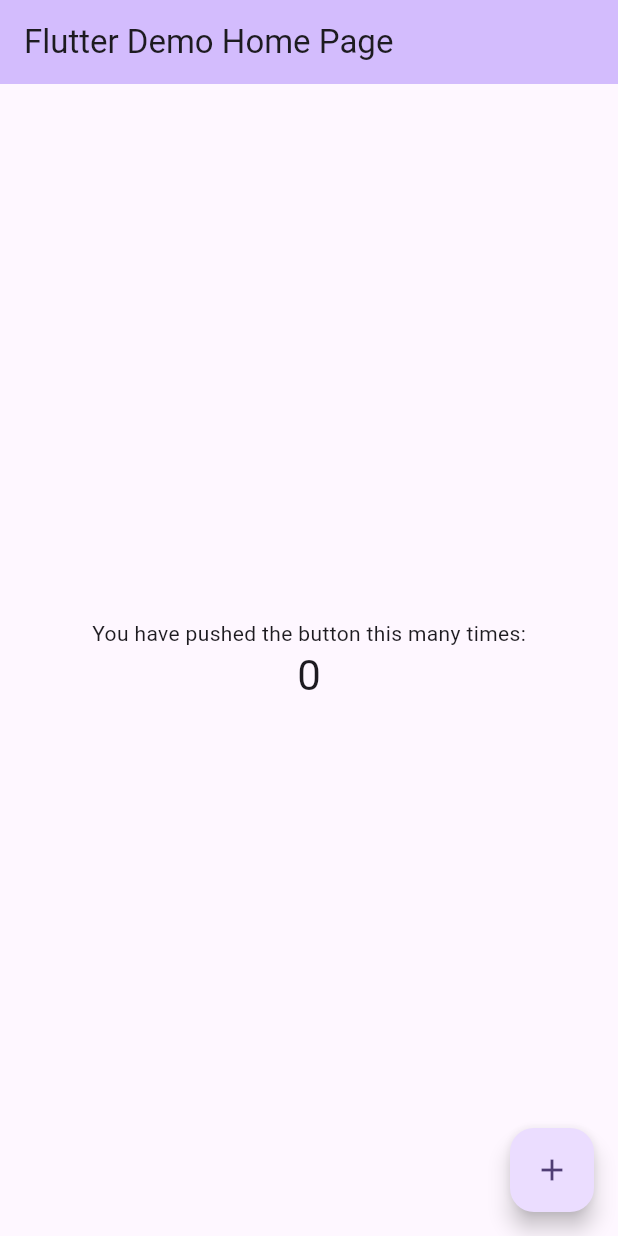
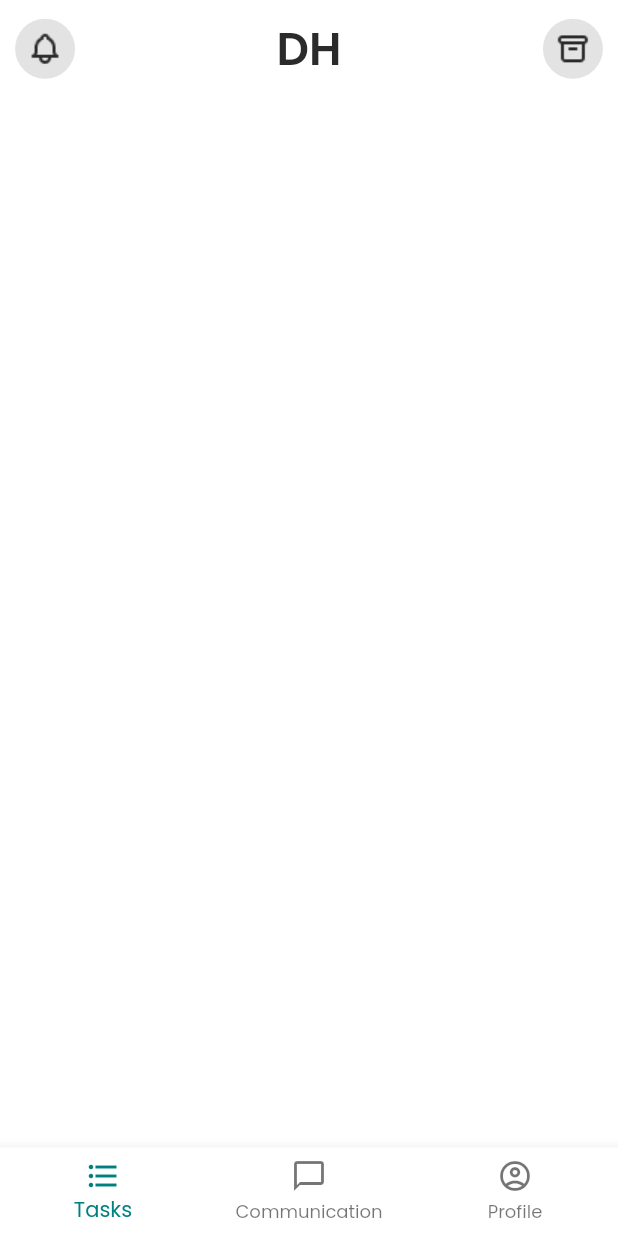
Before and after one commit to BeleShew/malsan_plc, a Flutter app: the screen it shows after launch, on a phone screen of 412 x 824 dp. Run offline on Flutter 3.47's test engine with Material 3 defaults, Android fonts, the phone set to English and light mode, and no system bars; our stand-ins replace google_fonts.

Commit message:
update the ui

```diff
--- /dev/null
+++ b/lib/UI/screen/home_screen.dart
@@ -0,0 +1,44 @@
+import 'package:flutter/material.dart';
+
+import '../widget/app_bar.dart';
+
+class HomePage extends StatefulWidget {
+  const HomePage({super.key});
+  @override
+  State<HomePage> createState() => _HomePageState();
+}
+
+class _HomePageState extends State<HomePage> {
+  @override
+  Widget build(BuildContext context) {
+    return Scaffold(
+      backgroundColor: Colors.white,
+        body: const SafeArea(
+          child: Column(
+              mainAxisSize: MainAxisSize.min,
+              crossAxisAlignment: CrossAxisAlignment.stretch,
+              children:[
+                CustomAppBars(),
+              ]
+          ),
+        ),
+      bottomNavigationBar: BottomNavigationBar(
+        backgroundColor: Colors.white,
+        items: const <BottomNavigationBarItem>[
+          BottomNavigationBarItem(
+            icon: Icon(Icons.format_list_bulleted_outlined),
+            label: 'Tasks',
+          ),
+          BottomNavigationBarItem(
+            icon: Icon(Icons.chat_bubble_outline_outlined),
+            label: 'Communication',
+          ),
+          BottomNavigationBarItem(
+            icon: Icon(Icons.account_circle_outlined),
+            label: 'Profile',
+          ),
+        ],
+      ),
+    );
+  }
+}
--- /dev/null
+++ b/lib/UI/widget/app_bar.dart
@@ -0,0 +1,49 @@
+import 'package:flutter/material.dart';
+
+import '../../utils/colors.dart';
+import '../../utils/size.dart';
+import '../../utils/thems.dart';
+class CustomAppBars extends StatelessWidget {
+  const CustomAppBars({super.key});
+
+  @override
+  Widget build(BuildContext context) {
+    final themeData = Theme.of(context);
+    return Padding(
+      padding: EdgeInsets.only(top:MySize.size10??0,left: MySize.size10??0,right: MySize.size10??0),
+      child: Row(
+        mainAxisSize: MainAxisSize.min,
+        mainAxisAlignment: MainAxisAlignment.spaceBetween,
+        children: [
+          Container(
+              height: 40,
+              decoration: const BoxDecoration(
+                shape: BoxShape.circle,
+                color: AppColors.grey,
+              ),
+              child: Padding(
+                padding: EdgeInsets.all(MySize.size8??0),
+                child: Image.asset("assets/notification.png"),
+              )),
+          Text("DH",
+            style: AppTheme.getTextStyle(
+                themeData.textTheme.bodyLarge!,
+                color: AppColors.black,
+                fontWeight: 700,
+                fontSize: MySize.size30),
+          ),
+          Container(
+              height: 40,
+              decoration: const BoxDecoration(
+                shape: BoxShape.circle,
+                color: AppColors.grey,
+              ),
+              child: Padding(
+                padding: EdgeInsets.all(MySize.size8??0),
+                child: Image.asset("assets/cart.png"),
+              )),
+        ],
+      ),
+    );
+  }
+}
--- a/lib/main.dart
+++ b/lib/main.dart
@@ -1,6 +1,11 @@
 import 'package:flutter/material.dart';
+import 'package:malsan_plc/utils/size.dart';
+import 'package:malsan_plc/utils/thems.dart';
 
-void main() {
+import 'UI/screen/home_screen.dart';
+
+void main(){
+  WidgetsFlutterBinding.ensureInitialized();
   runApp(const MyApp());
 }
 
@@ -9,101 +14,11 @@ class MyApp extends StatelessWidget {
 
   @override
   Widget build(BuildContext context) {
+    MySize().init(context);
     return MaterialApp(
-      title: 'Flutter Demo',
-      theme: ThemeData(
-        colorScheme: ColorScheme.fromSeed(seedColor: Colors.deepPurple),
-        useMaterial3: true,
-      ),
-      home: const MyHomePage(title: 'Flutter Demo Home Page'),
+      theme: AppTheme.getTheme(),
+      debugShowCheckedModeBanner: false,
+      home: const HomePage(),
     );
   }
 }
-
-class MyHomePage extends StatefulWidget {
-  const MyHomePage({super.key, required this.title});
-
-  // This widget is the home page of your application. It is stateful, meaning
-  // that it has a State object (defined below) that contains fields that affect
-  // how it looks.
-
-  // This class is the configuration for the state. It holds the values (in this
-  // case the title) provided by the parent (in this case the App widget) and
-  // used by the build method of the State. Fields in a Widget subclass are
-  // always marked "final".
-
-  final String title;
-
-  @override
-  State<MyHomePage> createState() => _MyHomePageState();
-}
-
-class _MyHomePageState extends State<MyHomePage> {
-  int _counter = 0;
-
-  void _incrementCounter() {
-    setState(() {
-      // This call to setState tells the Flutter framework that something has
-      // changed in this State, which causes it to rerun the build method below
-      // so that the display can reflect the updated values. If we changed
-      // _counter without calling setState(), then the build method would not be
-      // called again, and so nothing would appear to happen.
-      _counter++;
-    });
-  }
-
-  @override
-  Widget build(BuildContext context) {
-    // This method is rerun every time setState is called, for instance as done
-    // by the _incrementCounter method above.
-    //
-    // The Flutter framework has been optimized to make rerunning build methods
-    // fast, so that you can just rebuild anything that needs updating rather
-    // than having to individually change instances of widgets.
-    return Scaffold(
-      appBar: AppBar(
-        // TRY THIS: Try changing the color here to a specific color (to
-        // Colors.amber, perhaps?) and trigger a hot reload to see the AppBar
-        // change color while the other colors stay the same.
-        backgroundColor: Theme.of(context).colorScheme.inversePrimary,
-        // Here we take the value from the MyHomePage object that was created by
-        // the App.build method, and use it to set our appbar title.
-        title: Text(widget.title),
-      ),
-      body: Center(
-        // Center is a layout widget. It takes a single child and positions it
-        // in the middle of the parent.
-        child: Column(
-          // Column is also a layout widget. It takes a list of children and
-          // arranges them vertically. By default, it sizes itself to fit its
-          // children horizontally, and tries to be as tall as its parent.
-          //
-          // Column has various properties to control how it sizes itself and
-          // how it positions its children. Here we use mainAxisAlignment to
-          // center the children vertically; the main axis here is the vertical
-          // axis because Columns are vertical (the cross axis would be
-          // horizontal).
-          //
-          // TRY THIS: Invoke "debug painting" (choose the "Toggle Debug Paint"
-          // action in the IDE, or press "p" in the console), to see the
-          // wireframe for each widget.
-          mainAxisAlignment: MainAxisAlignment.center,
-          children: <Widget>[
-            const Text(
-              'You have pushed the button this many times:',
-            ),
-            Text(
-              '$_counter',
-              style: Theme.of(context).textTheme.headlineMedium,
-            ),
-          ],
-        ),
-      ),
-      floatingActionButton: FloatingActionButton(
-        onPressed: _incrementCounter,
-        tooltip: 'Increment',
-        child: const Icon(Icons.add),
-      ), // This trailing comma makes auto-formatting nicer for build methods.
-    );
-  }
-}
--- /dev/null
+++ b/lib/utils/colors.dart
@@ -0,0 +1,7 @@
+import 'package:flutter/material.dart';
+
+class AppColors {
+  static const grey = Color(0xFFE3E3E3);
+  static const primary = Color(0xFF4525A2);
+  static const black = Color(0xFF2B2B2C);
+}
--- /dev/null
+++ b/lib/utils/size.dart
@@ -0,0 +1,134 @@
+import 'package:flutter/material.dart';
+
+class MySize{
+  static MediaQueryData? _mediaQueryData;
+  static double? screenWidth;
+  static double? screenHeight;
+  static double? safeWidth;
+  static double? safeHeight;
+  static double? scaleFactorWidth;
+  static double? scaleFactorHeight;
+
+  static double? size0;
+  static double? size2;
+  static double? size3;
+  static double? size4;
+  static double? size5;
+  static double? size6;
+  static double? size7;
+  static double? size8;
+  static double? size10;
+  static double? size12;
+  static double? size14;
+  static double? size16;
+  static double? size18;
+  static double? size20;
+  static double? size22;
+  static double? size24;
+  static double? size26;
+  static double? size28;
+  static double? size30;
+  static double? size32;
+  static double? size34;
+  static double? size36;
+  static double? size38;
+  static double? size40;
+  static double? size42;
+  static double? size44;
+  static double? size48;
+  static double? size50;
+  static double? size52;
+  static double? size54;
+  static double? size56;
+  static double? size60;
+  static double? size64;
+  static double? size68;
+  static double? size72;
+  static double? size76;
+  static double? size80;
+  static double? size90;
+  static double? size96;
+  static double? size100;
+  static double? size120;
+  static double? size140;
+  static double? size160;
+  static double? size180;
+
+  void init(BuildContext context) {
+    _mediaQueryData = MediaQuery.of(context);
+    screenWidth = _mediaQueryData!.size.width;
+    screenHeight = _mediaQueryData!.size.height;
+    double? safeAreaWidth =
+        _mediaQueryData!.padding.left + _mediaQueryData!.padding.right;
+    double? safeAreaHeight =
+        _mediaQueryData!.padding.top + _mediaQueryData!.padding.bottom;
+    safeWidth = (screenWidth! - safeAreaWidth);
+    safeHeight = (screenHeight! - safeAreaHeight);
+
+    //Scale factor for responsive UI
+    scaleFactorHeight = (safeHeight! / 820);
+    if (scaleFactorHeight! < 1) {
+      double? diff = (1 - scaleFactorHeight!) * (1 - scaleFactorHeight!);
+      scaleFactorHeight = scaleFactorHeight! + diff;
+    }
+    scaleFactorWidth = (safeWidth! / 392);
+    if (scaleFactorWidth! < 1) {
+      double? diff = (1 - scaleFactorWidth!) * (1 - scaleFactorWidth!);
+      scaleFactorWidth = scaleFactorWidth! + diff;
+    }
+
+    //Custom sizes
+    size0 = 0;
+    size2 = scaleFactorHeight! * 2;
+    size3 = scaleFactorHeight! * 3;
+    size4 = scaleFactorHeight! * 4;
+    size5 = scaleFactorHeight! * 5;
+    size6 = scaleFactorHeight! * 6;
+    size7 = scaleFactorHeight! * 7;
+    size8 = scaleFactorHeight! * 8;
+    size10 = scaleFactorHeight! * 10;
+    size12 = scaleFactorHeight! * 12;
+    size14 = scaleFactorHeight! * 14;
+    size16 = scaleFactorHeight! * 16;
+    size18 = scaleFactorHeight! * 18;
+    size20 = scaleFactorHeight! * 20;
+    size22 = scaleFactorHeight! * 22;
+    size24 = scaleFactorHeight! * 24;
+    size26 = scaleFactorHeight! * 26;
+    size28 = scaleFactorHeight! * 28;
+    size30 = scaleFactorHeight! * 30;
+    size32 = scaleFactorHeight! * 32;
+    size34 = scaleFactorHeight! * 34;
+    size36 = scaleFactorHeight! * 36;
+    size38 = scaleFactorHeight! * 38;
+    size40 = scaleFactorHeight! * 40;
+    size42 = scaleFactorHeight! * 42;
+    size44 = scaleFactorHeight! * 44;
+    size48 = scaleFactorHeight! * 48;
+    size50 = scaleFactorHeight! * 50;
+    size52 = scaleFactorHeight! * 52;
+    size54 = scaleFactorHeight! * 54;
+    size56 = scaleFactorHeight! * 56;
+    size60 = scaleFactorHeight! * 60;
+    size64 = scaleFactorHeight! * 64;
+    size68 = scaleFactorHeight! * 68;
+    size72 = scaleFactorHeight! * 72;
+    size76 = scaleFactorHeight! * 76;
+    size80 = scaleFactorHeight! * 80;
+    size90 = scaleFactorHeight! * 90;
+    size96 = scaleFactorHeight! * 96;
+    size100 = scaleFactorHeight! * 100;
+    size120 = scaleFactorHeight! * 120;
+    size140 = scaleFactorHeight! * 140;
+    size160 = scaleFactorHeight! * 160;
+    size180 = scaleFactorHeight! * 180;
+  }
+
+  static double? getScaledSizeWidth(double size) {
+    return (size * scaleFactorWidth!);
+  }
+
+  static double? getScaledSizeHeight(double? size) {
+    return (size! * scaleFactorHeight!);
+  }
+}
--- /dev/null
+++ b/lib/utils/thems.dart
@@ -0,0 +1,255 @@
+import 'package:flutter/material.dart';
+import 'package:google_fonts/google_fonts.dart';
+
+class AppTheme {
+  AppTheme._();
+
+  static FontWeight _getFontWeight(int weight) {
+    switch (weight) {
+      case 100:
+        return FontWeight.w100;
+      case 200:
+        return FontWeight.w200;
+      case 300:
+        return FontWeight.w300;
+      case 400:
+        return FontWeight.w300;
+      case 500:
+        return FontWeight.w400;
+      case 600:
+        return FontWeight.w500;
+      case 700:
+        return FontWeight.w600;
+      case 800:
+        return FontWeight.w700;
+      case 900:
+        return FontWeight.w900;
+    }
+    return FontWeight.w400;
+  }
+
+  static TextStyle getTextStyle(TextStyle textStyle,
+      {int fontWeight = 500,
+        bool muted = false,
+        bool xMuted = false,
+        double letterSpacing = 0.15,
+        Color? color,
+        TextDecoration decoration = TextDecoration.none,
+        double? height,
+        double wordSpacing = 0,
+        double? fontSize}) {
+    double? finalFontSize = fontSize ?? textStyle.fontSize;
+
+    Color? finalColor;
+    if (color == null) {
+      finalColor = xMuted
+          ? textStyle.color!.withAlpha(160)
+          : (muted ? textStyle.color!.withAlpha(200) : textStyle.color);
+    } else {
+      finalColor = xMuted
+          ? color.withAlpha(160)
+          : (muted ? color.withAlpha(200) : color);
+    }
+
+    return GoogleFonts.poppins(
+        fontSize: finalFontSize,
+        fontWeight: _getFontWeight(fontWeight),
+        letterSpacing: letterSpacing,
+        color: finalColor,
+        decoration: decoration,
+        height: height,
+        wordSpacing: wordSpacing);
+  }
+
+  static final TextTheme appBarTextTheme = TextTheme(
+    displayLarge: GoogleFonts.poppins(
+        textStyle: const TextStyle(fontSize: 102, color: Color(0xff495057))),
+    displayMedium: GoogleFonts.poppins(
+        textStyle: const TextStyle(fontSize: 64, color: Color(0xff495057))),
+    displaySmall: GoogleFonts.poppins(
+        textStyle: const TextStyle(fontSize: 51, color: Color(0xff495057))),
+    headlineMedium: GoogleFonts.poppins(
+        textStyle: const TextStyle(fontSize: 36, color: Color(0xff495057))),
+    headlineSmall: GoogleFonts.poppins(
+        textStyle: const TextStyle(fontSize: 25, color: Color(0xff495057))),
+    titleLarge: GoogleFonts.poppins(
+        textStyle: const TextStyle(fontSize: 18, color: Color(0xff495057))),
+    titleMedium: GoogleFonts.poppins(
+        textStyle: const TextStyle(fontSize: 17, color: Color(0xff495057))),
+    titleSmall: GoogleFonts.poppins(
+        textStyle: const TextStyle(fontSize: 15, color: Color(0xff495057))),
+    bodyLarge: GoogleFonts.poppins(
+        textStyle: const TextStyle(fontSize: 16, color: Color(0xff495057))),
+    bodyMedium: GoogleFonts.poppins(
+        textStyle: const TextStyle(fontSize: 14, color: Color(0xff495057))),
+    labelLarge: GoogleFonts.poppins(
+        textStyle: const TextStyle(fontSize: 15, color: Color(0xff495057))),
+    bodySmall: GoogleFonts.poppins(
+        textStyle: const TextStyle(fontSize: 13, color: Color(0xff495057))),
+    labelSmall: GoogleFonts.poppins(
+        textStyle: const TextStyle(fontSize: 11, color: Color(0xff495057))),
+  );
+
+  static final TextTheme textTheme = TextTheme(
+    displayLarge: GoogleFonts.poppins(
+        textStyle: const TextStyle(fontSize: 102, color: Color(0xff4A4A4A))),
+    displayMedium: GoogleFonts.poppins(
+        textStyle: const TextStyle(fontSize: 64, color: Color(0xff4A4A4A))),
+    displaySmall: GoogleFonts.poppins(
+        textStyle: const TextStyle(fontSize: 51, color: Color(0xff4A4A4A))),
+    headlineMedium: GoogleFonts.poppins(
+        textStyle: const TextStyle(fontSize: 36, color: Color(0xff4A4A4A))),
+    headlineSmall: GoogleFonts.poppins(
+        textStyle: const TextStyle(fontSize: 25, color: Color(0xff4A4A4A))),
+    titleLarge: GoogleFonts.poppins(
+        textStyle: const TextStyle(fontSize: 18, color: Color(0xff4A4A4A))),
+    titleMedium: GoogleFonts.poppins(
+        textStyle: const TextStyle(fontSize: 17, color: Color(0xff4A4A4A))),
+    titleSmall: GoogleFonts.poppins(
+        textStyle: const TextStyle(fontSize: 15, color: Color(0xff4A4A4A))),
+    bodyLarge: GoogleFonts.poppins(
+        textStyle: const TextStyle(fontSize: 16, color: Color(0xff4A4A4A))),
+    bodyMedium: GoogleFonts.poppins(
+        textStyle: const TextStyle(fontSize: 14, color: Color(0xff4A4A4A))),
+    labelLarge: GoogleFonts.poppins(
+        textStyle: const TextStyle(fontSize: 15, color: Color(0xff4A4A4A))),
+    bodySmall: GoogleFonts.poppins(
+        textStyle: const TextStyle(fontSize: 13, color: Color(0xff4A4A4A))),
+    labelSmall: GoogleFonts.poppins(
+        textStyle: const TextStyle(fontSize: 11, color: Color(0xff4A4A4A))),
+  );
+
+  static final ThemeData themeData = ThemeData(
+      useMaterial3: false,
+      brightness: Brightness.light,
+      primaryColor: const Color(0xFF008080),
+      canvasColor: Colors.transparent,
+      scaffoldBackgroundColor: const Color(0xffffffff),
+      appBarTheme: AppBarTheme(
+        actionsIconTheme: const IconThemeData(
+          color: Color(0xff495057),
+        ),
+        color: const Color(0xffffffff),
+        iconTheme: const IconThemeData(color: Color(0xff495057), size: 24),
+        toolbarTextStyle: appBarTextTheme.bodyMedium,
+        titleTextStyle: appBarTextTheme.titleLarge,
+      ),
+      navigationRailTheme: const NavigationRailThemeData(
+          selectedIconTheme:
+          IconThemeData(color: Color(0xFF008080), opacity: 1, size: 24),
+          unselectedIconTheme:
+          IconThemeData(color: Color(0xFF008080), opacity: 1, size: 24),
+          backgroundColor: Color(0xffffffff),
+          elevation: 3,
+          selectedLabelTextStyle: TextStyle(color: Color(0xFF008080)),
+          unselectedLabelTextStyle: TextStyle(color: Color(0xff495057))),
+      cardTheme: CardTheme(
+        color: Colors.white,
+        shadowColor: Colors.black.withOpacity(0.4),
+        elevation: 1,
+        margin: const EdgeInsets.all(0),
+      ),
+      inputDecorationTheme: const InputDecorationTheme(
+        hintStyle: TextStyle(fontSize: 15, color: Color(0xaa495057)),
+        focusedBorder: OutlineInputBorder(
+          borderRadius: BorderRadius.all(Radius.circular(4)),
+          borderSide: BorderSide(width: 1, color: Color(0xFF008080)),
+        ),
+        enabledBorder: OutlineInputBorder(
+          borderRadius: BorderRadius.all(Radius.circular(4)),
+          borderSide: BorderSide(width: 1, color: Colors.black54),
+        ),
+        border: OutlineInputBorder(
+            borderRadius: BorderRadius.all(Radius.circular(4)),
+            borderSide: BorderSide(width: 1, color: Colors.black54)),
+      ),
+      splashColor: Colors.white.withAlpha(100),
+      iconTheme: const IconThemeData(
+        color: Colors.black,
+      ),
+      textTheme: textTheme,
+      indicatorColor: Colors.white,
+      disabledColor: const Color(0xffdcc7ff),
+      highlightColor: Colors.white,
+      floatingActionButtonTheme: FloatingActionButtonThemeData(
+          backgroundColor: const Color(0xFF008080),
+          splashColor: Colors.white.withAlpha(100),
+          highlightElevation: 8,
+          elevation: 4,
+          focusColor: const Color(0xFF008080),
+          hoverColor: const Color(0xFF008080),
+          foregroundColor: Colors.white),
+      dividerColor: const Color(0xffd1d1d1),
+      cardColor: Colors.white,
+      popupMenuTheme: PopupMenuThemeData(
+        color: const Color(0xffffffff),
+        textStyle: textTheme.bodyMedium!
+            .merge(const TextStyle(color: Color(0xff495057))),
+      ),
+      bottomAppBarTheme:
+      const BottomAppBarTheme(color: Color(0xffffffff), elevation: 2),
+      tabBarTheme: const TabBarTheme(
+        unselectedLabelColor: Color(0xff495057),
+        labelColor: Color(0xFF008080),
+        indicatorSize: TabBarIndicatorSize.label,
+        indicator: UnderlineTabIndicator(
+          borderSide: BorderSide(color: Color(0xFF008080), width: 2.0),
+        ),
+      ),
+      sliderTheme: SliderThemeData(
+        activeTrackColor: const Color(0xFF008080),
+        inactiveTrackColor: const Color(0xFF008080).withAlpha(140),
+        trackShape: const RoundedRectSliderTrackShape(),
+        trackHeight: 4.0,
+        thumbColor: const Color(0xFF008080),
+        thumbShape: const RoundSliderThumbShape(enabledThumbRadius: 10.0),
+        overlayShape: const RoundSliderOverlayShape(overlayRadius: 24.0),
+        tickMarkShape: const RoundSliderTickMarkShape(),
+        inactiveTickMarkColor: Colors.red[100],
+        valueIndicatorShape: const PaddleSliderValueIndicatorShape(),
+        valueIndicatorTextStyle: const TextStyle(
+          color: Colors.white,
+        ),
+      ),
+      elevatedButtonTheme: ElevatedButtonThemeData(
+          style: ButtonStyle(
+            minimumSize: MaterialStateProperty.all(const Size(90, 45)),
+            backgroundColor: MaterialStateProperty.resolveWith<Color>((states) {
+              if (states.contains(MaterialState.disabled)) {
+                return Colors.grey.withAlpha(100);
+              }
+              return const Color(0xFF008080);
+            }),
+            foregroundColor: MaterialStateProperty.resolveWith<Color>((states) {
+              if (states.contains(MaterialState.disabled)) {
+                return Colors.black.withAlpha(100);
+              }
+              return Colors.white;
+            }),
+            padding: MaterialStateProperty.all(
+                const EdgeInsets.symmetric(horizontal: 16.0, vertical: 8.0)),
+            shape: MaterialStateProperty.all(
+                RoundedRectangleBorder(borderRadius: BorderRadius.circular(8.0))),
+          )),
+      //fontFamily: "SFProText",
+      textButtonTheme: TextButtonThemeData(
+          style: ButtonStyle(
+            foregroundColor: MaterialStateProperty.all(const Color(0xFF008080)),
+            backgroundColor: MaterialStateProperty.all(Colors.white),
+          )),
+      colorScheme: const ColorScheme.light(
+          primary: Color(0xFF008080),
+          onPrimary: Colors.black,
+          secondary: Color(0xffFADD03),
+          onSecondary: Color(0xFF008080),
+          surface: Color(0xffe2e7f1),
+          background: Color(0xfff3f4f7),
+          onBackground: Color(0xff495057))
+          .copyWith(background: Colors.white)
+          .copyWith(error: const Color(0xfff0323c))
+          .copyWith(secondary: const Color(0xffFADD03)));
+
+  static ThemeData getTheme() {
+    return themeData;
+  }
+}
```
Also changed, not shown: pubspec.yaml (+4 -67 lines), assets/cart.png (added), assets/notification.png (added), lib/UI/screen/comunication_screen.dart (added), lib/UI/screen/profile_screen.dart (added), lib/UI/screen/task_screen.dart (added), lib/screen/task_screen.dart (deleted), pubspec.lock, 3 other files.
